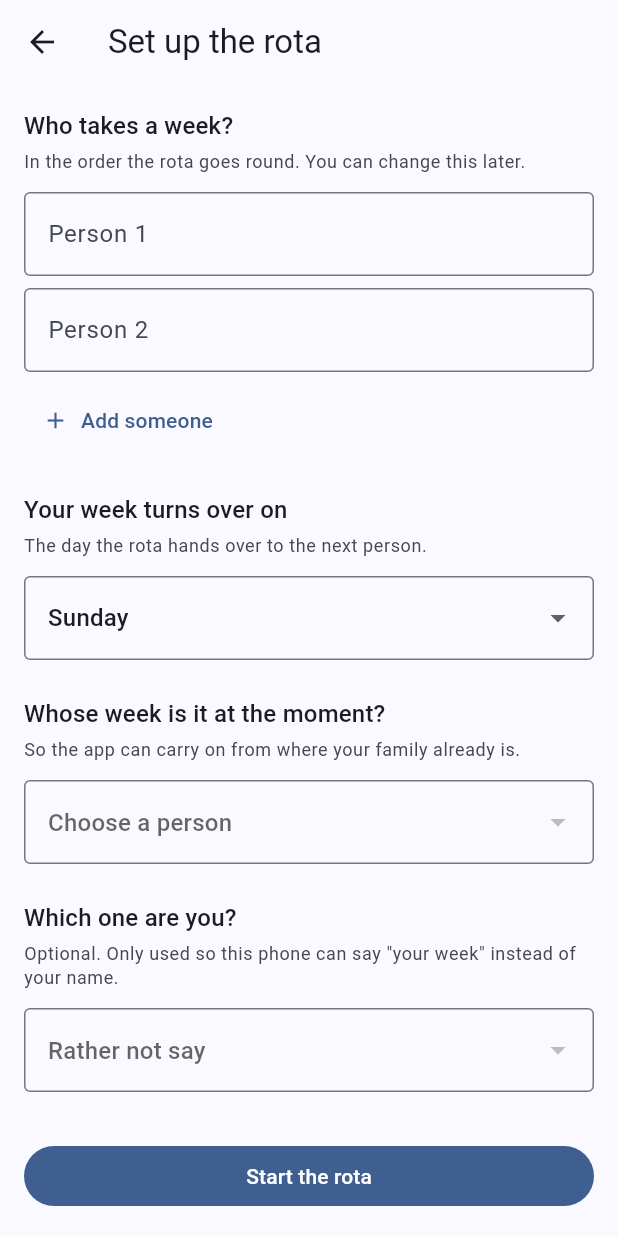
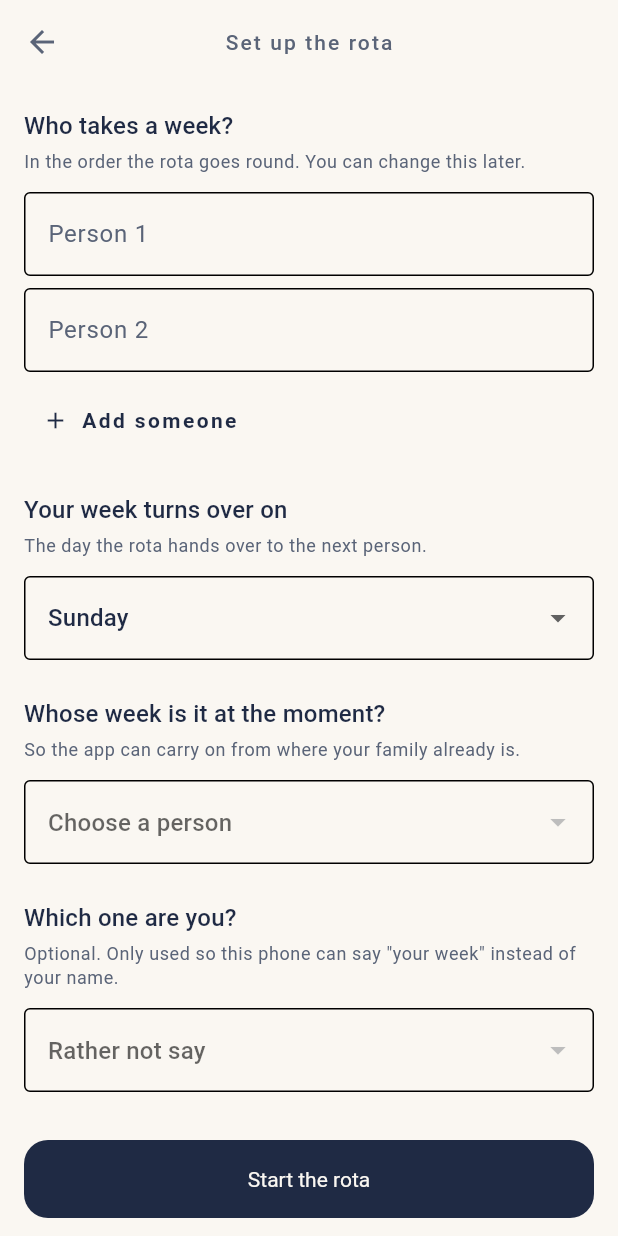
Before and after one commit to Jabulile1704/Mashibini-Prayer, a Flutter app: the screen it shows after launch, after a tap on "Set up the rota", on a phone screen of 412 x 824 dp. Run offline on Flutter 3.47's test engine with Material 3 defaults, Android fonts, the phone set to English and light mode, and no system bars; our stand-ins replace shared_preferences.

Commit message:
feat(ui): choose the colours instead of seeding them
ColorScheme.fromSeed is a good default and it is a default: every app that
uses it looks like every other app that uses it.

Parchment and ink, with one warm accent used for exactly one thing - the
current turn. A prayer rota should not shout, and the only element that
earns emphasis is a person's name, so everything else stays quiet and lets
the name carry the weight.

The type scale is shaped rather than inherited: the name is tighter than
Material sets it and the label above is looser, because at display sizes
default letter spacing reads slack and at label sizes it reads cramped.

Dark theme included rather than deferred.

Refs: #47

```diff
--- a/lib/src/app.dart
+++ b/lib/src/app.dart
@@ -4,6 +4,7 @@ import 'package:flutter_localizations/flutter_localizations.dart';
 import '../src/data/repositories/device_settings_repository.dart';
 import '../src/data/repositories/family_repository.dart';
 import '../src/domain/ids.dart';
+import 'presentation/brand/theme.dart';
 import 'presentation/screens/this_week_screen.dart';
 
 /// Which locales the app speaks, and in what order it falls back.
@@ -57,9 +58,8 @@ class MashibiniPrayerApp extends StatelessWidget {
       debugShowCheckedModeBanner: false,
       localizationsDelegates: AppLocales.delegates,
       supportedLocales: AppLocales.supported,
-      theme: ThemeData(
-        colorScheme: ColorScheme.fromSeed(seedColor: const Color(0xFF3F5E8C)),
-      ),
+      theme: AppTheme.light(),
+      darkTheme: AppTheme.dark(),
       home: ThisWeekScreen(
         repository: repository,
         settings: settings,
--- /dev/null
+++ b/lib/src/presentation/brand/palette.dart
@@ -0,0 +1,54 @@
+import 'package:flutter/material.dart';
+
+/// The app's colours, chosen rather than generated.
+///
+/// `ColorScheme.fromSeed` is a good default, and it is a default: every app
+/// that uses it looks like every other app that uses it. These are picked for
+/// one screen a family looks at for about four seconds a week.
+///
+/// The intent is quiet. A prayer rota should not shout, and the one thing on
+/// screen that earns emphasis is a person's name — so the palette stays
+/// subdued and lets the name carry the weight.
+abstract final class Palette {
+  /// Deep indigo. Dark enough to read white on, soft enough not to be navy.
+  static const Color ink = Color(0xFF1F2A44);
+
+  /// The accent, used for exactly one thing: the current turn.
+  ///
+  /// Warm against the cool ink, so the eye lands on it without any other part
+  /// of the screen needing to be brighter.
+  static const Color ember = Color(0xFFC2703D);
+
+  static const Color parchment = Color(0xFFFAF7F2);
+  static const Color parchmentDim = Color(0xFFF1ECE4);
+  static const Color slate = Color(0xFF5A6478);
+
+  static const Color nightInk = Color(0xFF11161F);
+  static const Color nightCard = Color(0xFF1A212D);
+  static const Color nightText = Color(0xFFECE7DF);
+  static const Color nightMuted = Color(0xFF99A2B1);
+
+  static const ColorScheme light = ColorScheme.light(
+    primary: ink,
+    onPrimary: parchment,
+    secondary: ember,
+    onSecondary: parchment,
+    surface: parchment,
+    onSurface: ink,
+    surfaceContainerHighest: parchmentDim,
+    onSurfaceVariant: slate,
+    outlineVariant: Color(0xFFDFD8CC),
+  );
+
+  static const ColorScheme dark = ColorScheme.dark(
+    primary: parchment,
+    onPrimary: ink,
+    secondary: ember,
+    onSecondary: nightInk,
+    surface: nightInk,
+    onSurface: nightText,
+    surfaceContainerHighest: nightCard,
+    onSurfaceVariant: nightMuted,
+    outlineVariant: Color(0xFF2C3545),
+  );
+}
--- /dev/null
+++ b/lib/src/presentation/brand/theme.dart
@@ -0,0 +1,79 @@
+import 'package:flutter/material.dart';
+
+import 'palette.dart';
+
+/// The app's theme.
+///
+/// Shaped rather than seeded. The type scale is tightened where it matters —
+/// a name set large needs less letter spacing than Material's default, and a
+/// label above it needs more — because the whole screen is one name and the
+/// words around it.
+abstract final class AppTheme {
+  static ThemeData light() => _build(Palette.light);
+
+  static ThemeData dark() => _build(Palette.dark);
+
+  static ThemeData _build(ColorScheme colours) {
+    final ThemeData base = ThemeData(colorScheme: colours, useMaterial3: true);
+
+    return base.copyWith(
+      scaffoldBackgroundColor: colours.surface,
+      appBarTheme: AppBarTheme(
+        backgroundColor: colours.surface,
+        foregroundColor: colours.onSurfaceVariant,
+        elevation: 0,
+        scrolledUnderElevation: 0,
+        centerTitle: true,
+        titleTextStyle: base.textTheme.labelLarge?.copyWith(
+          color: colours.onSurfaceVariant,
+          letterSpacing: 1.4,
+          fontWeight: FontWeight.w500,
+        ),
+      ),
+      cardTheme: CardThemeData(
+        color: colours.surfaceContainerHighest,
+        elevation: 0,
+        margin: EdgeInsets.zero,
+        shape: RoundedRectangleBorder(borderRadius: BorderRadius.circular(28)),
+      ),
+      dividerTheme: DividerThemeData(
+        color: colours.outlineVariant,
+        thickness: 1,
+        space: 1,
+      ),
+      filledButtonTheme: FilledButtonThemeData(
+        style: FilledButton.styleFrom(
+          minimumSize: const Size.fromHeight(52),
+          shape: RoundedRectangleBorder(
+            borderRadius: BorderRadius.circular(16),
+          ),
+          textStyle: base.textTheme.titleMedium,
+        ),
+      ),
+      inputDecorationTheme: InputDecorationTheme(
+        border: OutlineInputBorder(borderRadius: BorderRadius.circular(14)),
+      ),
+      textTheme: base.textTheme.copyWith(
+        // The leader's name. Large, tight, and the only thing set in the
+        // surface's full-strength colour.
+        displaySmall: base.textTheme.displaySmall?.copyWith(
+          fontWeight: FontWeight.w700,
+          letterSpacing: -1.0,
+          height: 1.05,
+          color: colours.onSurface,
+        ),
+        // "This week" — small, spaced, quiet. It labels the name; it does not
+        // compete with it.
+        labelLarge: base.textTheme.labelLarge?.copyWith(
+          letterSpacing: 1.6,
+          fontWeight: FontWeight.w600,
+          color: colours.onSurfaceVariant,
+        ),
+        bodyMedium: base.textTheme.bodyMedium?.copyWith(
+          color: colours.onSurfaceVariant,
+          height: 1.4,
+        ),
+      ),
+    );
+  }
+}
```
